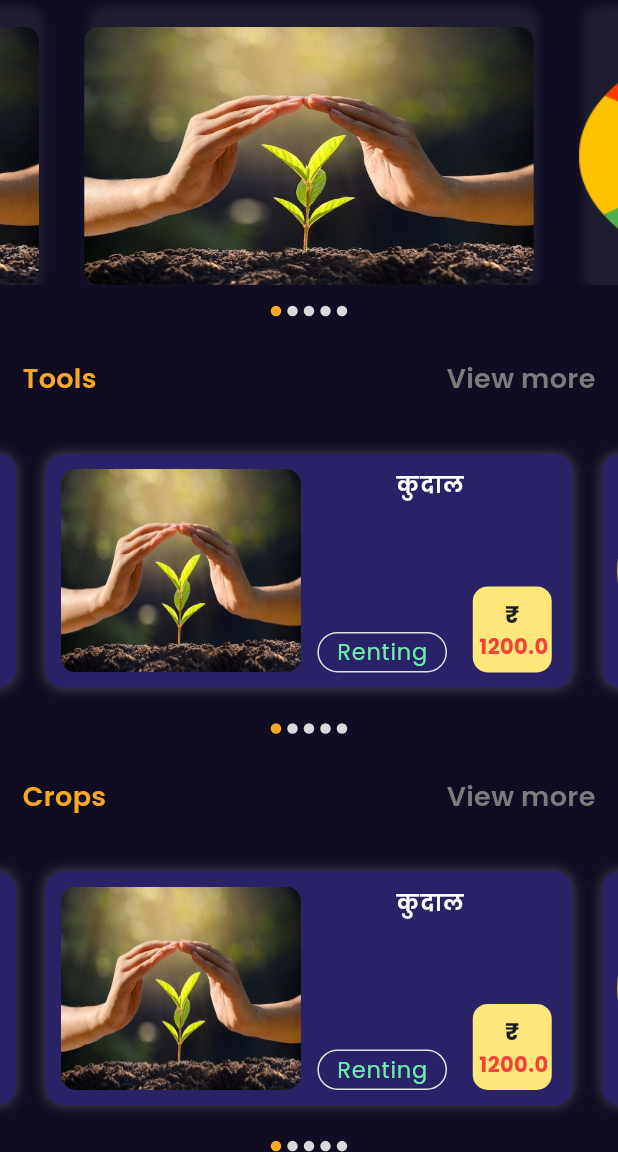
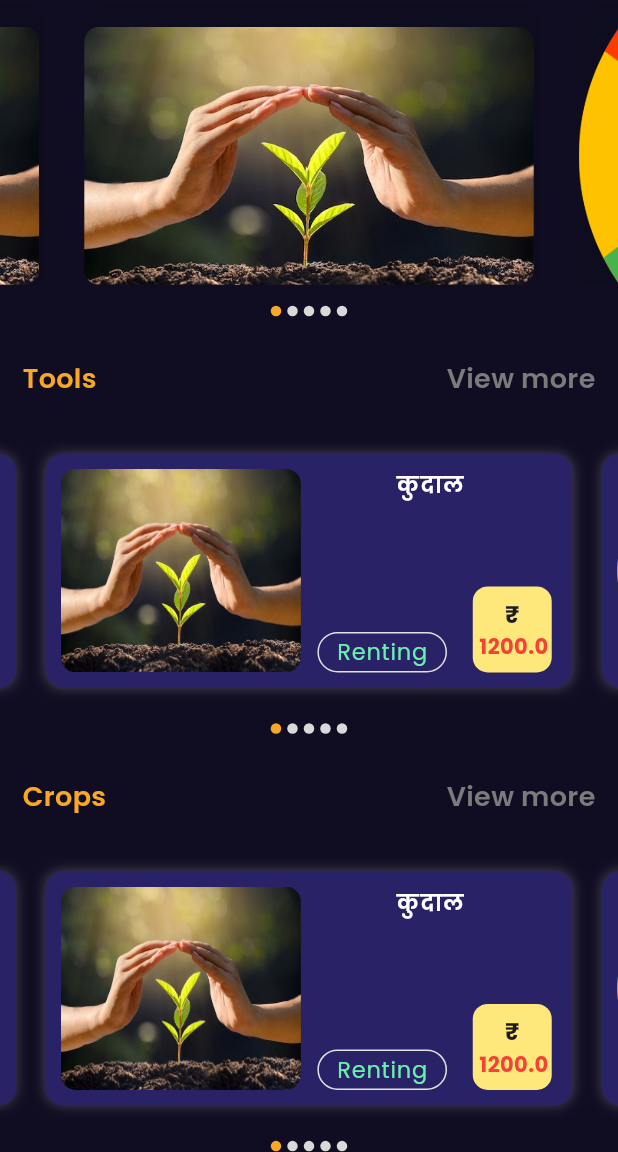
Before and after one commit to Kheti-Sahayak/Kheti-Shayak-2, a Flutter app: the HomeScreen screen opened directly, on a phone screen of 412 x 824 dp, the part 84-1236 px from its top. Run offline on Flutter 3.47's test engine with Material 3 defaults, Android fonts, the phone set to English and light mode, and no system bars; drawn by our look-alikes of carousel_slider; our stand-ins replace flutter_screenutil, google_fonts.

```diff
--- a/lib/widgets/home_page_banner.dart
+++ b/lib/widgets/home_page_banner.dart
@@ -10,7 +10,7 @@
     decoration: BoxDecoration(
       boxShadow: [
         BoxShadow(
-          color: Colors.grey.withOpacity(0.1),
+          color: Colors.black.withOpacity(0.1),
           blurRadius: 4,
           offset: const Offset(3, 4), // Shadow position
         )
@@ -21,7 +21,7 @@
       borderRadius: BorderRadius.circular(10),
       child: Image.asset(
         src,
-        fit: BoxFit.fill,
+        fit: BoxFit.cover,
       ),
     ),
   );
--- a/lib/widgets/home_page_event.dart
+++ b/lib/widgets/home_page_event.dart
@@ -70,7 +70,7 @@
                         color: event.mode == "Renting"
                             ? Colors.greenAccent
                             : event.mode == "Selling"
-                                ? const Color(0xffFADA44)
+                                ? const Color(0xffdfc107)
                                 : const Color(0xffFF6262),
                         fontSize: 15.0,
                         letterSpacing: 0.5,
```
